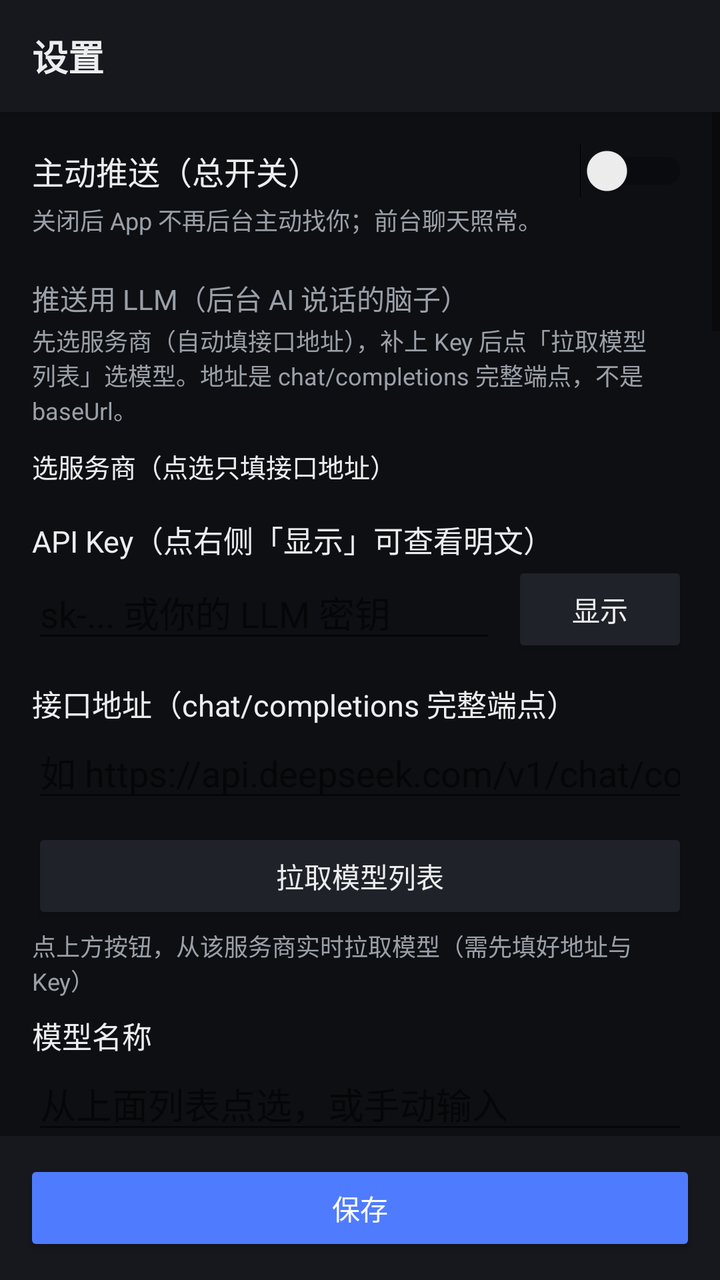
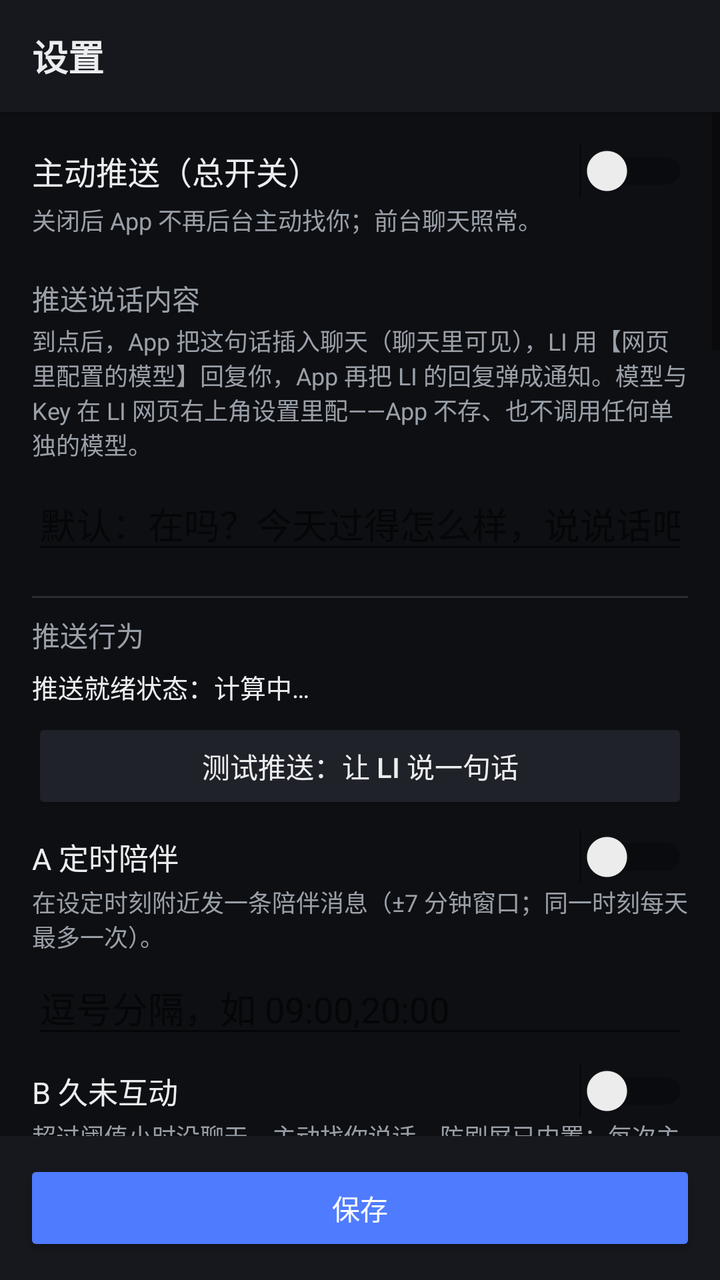

Before-and-after screenshots of an Android layout around one commit, followed by the original layout XML and the change that was made.
<!-- AndroidManifest.xml: application theme Theme.LI -->
<!-- res/layout/activity_settings.xml -->
<?xml version="1.0" encoding="utf-8"?>
<LinearLayout xmlns:android="http://schemas.android.com/apk/res/android"
    android:layout_width="match_parent"
    android:layout_height="match_parent"
    android:orientation="vertical"
    android:background="@color/bg">

    
    <androidx.appcompat.widget.Toolbar
        android:id="@+id/toolbar"
        android:layout_width="match_parent"
        android:layout_height="?attr/actionBarSize"
        android:background="@color/surface"
        android:elevation="4dp">

        <TextView
            android:layout_width="wrap_content"
            android:layout_height="wrap_content"
            android:text="@string/settings_title"
            android:textSize="18sp"
            android:textStyle="bold"
            android:textColor="@color/text_primary" />
    </androidx.appcompat.widget.Toolbar>

    <ScrollView
        android:layout_width="match_parent"
        android:layout_height="0dp"
        android:layout_weight="1"
        android:fillViewport="true">

        <LinearLayout
            android:orientation="vertical"
            android:layout_width="match_parent"
            android:layout_height="wrap_content"
            android:padding="16dp">

            
            <LinearLayout
                android:orientation="horizontal"
                android:gravity="center_vertical"
                android:layout_width="match_parent"
                android:layout_height="wrap_content">
                <TextView
                    android:text="主动推送（总开关）"
                    android:textSize="16sp"
                    android:textColor="@color/text_primary"
                    android:layout_weight="1"
                    android:layout_width="0dp"
                    android:layout_height="wrap_content" />
                <Switch
                    android:id="@+id/swEnabled"
                    android:contentDescription="主动推送总开关"
                    android:layout_width="wrap_content"
                    android:layout_height="wrap_content" />
            </LinearLayout>
            <TextView
                android:text="关闭后 App 不再后台主动找你；前台聊天照常。"
                android:textSize="12sp"
                android:textColor="@color/text_secondary"
                android:layout_marginTop="2dp"
                android:layout_width="match_parent"
                android:layout_height="wrap_content" />

            
            <TextView
                android:text="推送用 LLM（后台 AI 说话的脑子）"
                android:textSize="14sp"
                android:textColor="@color/text_secondary"
                android:layout_marginTop="20dp"
                android:layout_width="match_parent"
                android:layout_height="wrap_content" />
            <TextView
                android:text="先选服务商（自动填接口地址），补上 Key 后点「拉取模型列表」选模型。地址是 chat/completions 完整端点，不是 baseUrl。"
                android:textSize="12sp"
                android:textColor="@color/text_secondary"
                android:layout_marginTop="2dp"
                android:layout_width="match_parent"
                android:layout_height="wrap_content" />

            
            <TextView
                android:text="选服务商（点选只填接口地址）"
                android:textSize="13sp"
                android:textColor="@color/text_primary"
                android:layout_marginTop="10dp"
                android:layout_width="match_parent"
                android:layout_height="wrap_content" />
            <HorizontalScrollView
                android:layout_width="match_parent"
                android:layout_height="wrap_content"
                android:scrollbars="none"
                android:layout_marginTop="4dp">
                <LinearLayout
                    android:id="@+id/llPresets"
                    android:orientation="horizontal"
                    android:layout_width="wrap_content"
                    android:layout_height="wrap_content" />
            </HorizontalScrollView>

            <TextView android:text="API Key（点右侧「显示」可查看明文）" android:textSize="15sp" android:textColor="@color/text_primary" android:layout_marginTop="12dp" android:layout_width="match_parent" android:layout_height="wrap_content" />
            <LinearLayout
                android:orientation="horizontal"
                android:gravity="center_vertical"
                android:layout_width="match_parent"
                android:layout_height="wrap_content">
                <EditText android:id="@+id/etKey" android:hint="sk-... 或你的 LLM 密钥" android:inputType="textPassword" android:textColor="@color/text_primary" android:layout_weight="1" android:layout_width="0dp" android:layout_height="wrap_content" />
                <Button android:id="@+id/btnToggleKey" android:text="显示" android:backgroundTint="@color/surface_variant" android:textColor="@color/text_primary" android:layout_width="wrap_content" android:layout_height="wrap_content" android:layout_marginStart="8dp" />
            </LinearLayout>

            <TextView android:text="接口地址（chat/completions 完整端点）" android:textSize="15sp" android:textColor="@color/text_primary" android:layout_marginTop="12dp" android:layout_width="match_parent" android:layout_height="wrap_content" />
            <EditText android:id="@+id/etBase" android:hint="如 https://api.deepseek.com/v1/chat/completions（选服务商自动填，可改）" android:inputType="textUri" android:textColor="@color/text_primary" android:layout_width="match_parent" android:layout_height="wrap_content" />

            
            <Button
                android:id="@+id/btnFetchModels"
                android:text="拉取模型列表"
                android:layout_marginTop="8dp"
                android:backgroundTint="@color/surface_variant"
                android:textColor="@color/text_primary"
                android:layout_width="match_parent"
                android:layout_height="wrap_content" />
            <TextView
                android:id="@+id/tvModelHint"
                android:text="点上方按钮，从该服务商实时拉取模型（需先填好地址与 Key）"
                android:textSize="12sp"
                android:textColor="@color/text_secondary"
                android:layout_marginTop="2dp"
                android:layout_width="match_parent"
                android:layout_height="wrap_content" />
            <LinearLayout
                android:id="@+id/llModels"
                android:orientation="vertical"
                android:layout_width="match_parent"
                android:layout_height="wrap_content" />

            <TextView android:text="模型名称" android:textSize="15sp" android:textColor="@color/text_primary" android:layout_marginTop="8dp" android:layout_width="match_parent" android:layout_height="wrap_content" />
            <EditText android:id="@+id/etModel" android:hint="从上面列表点选，或手动输入" android:inputType="text" android:textColor="@color/text_primary" android:layout_width="match_parent" android:layout_height="wrap_content" />

            <CheckBox
                android:id="@+id/cbSyncWeb"
                android:text="填一次，两边通用：把上面的 Key 也用作 LI 前台聊天"
                android:textSize="13sp"
                android:textColor="@color/text_primary"
                android:layout_marginTop="10dp"
                android:layout_width="match_parent"
                android:layout_height="wrap_content" />

            
            <View android:layout_width="match_parent" android:layout_height="1dp" android:background="@color/divider" android:layout_marginTop="16dp" android:layout_marginBottom="8dp" />
            <TextView android:text="推送行为" android:textSize="14sp" android:textColor="@color/text_secondary" android:layout_width="match_parent" android:layout_height="wrap_content" />

            
            <TextView
                android:id="@+id/tvPushStatus"
                android:text="推送就绪状态：计算中…"
                android:textSize="13sp"
                android:textColor="@color/text_primary"
                android:layout_marginTop="6dp"
                android:layout_width="match_parent"
                android:layout_height="wrap_content" />
            <Button
                android:id="@+id/btnTestLlm"
                android:text="测试 LLM 连通"
                android:layout_marginTop="6dp"
                android:backgroundTint="@color/surface_variant"
                android:textColor="@color/text_primary"
                android:layout_width="match_parent"
                android:layout_height="wrap_content" />

            <LinearLayout android:orientation="horizontal" android:gravity="center_vertical" android:layout_width="match_parent" android:layout_height="wrap_content" android:layout_marginTop="8dp">
                <TextView android:text="A 定时陪伴" android:textSize="15sp" android:textColor="@color/text_primary" android:layout_weight="1" android:layout_width="0dp" android:layout_height="wrap_content" />
                <Switch android:id="@+id/swA" android:contentDescription="A 定时陪伴开关" android:layout_width="wrap_content" android:layout_height="wrap_content" />
            </LinearLayout>
            <TextView android:text="在设定时刻附近发一条陪伴消息（±7 分钟窗口；同一时刻每天最多一次）。" android:textSize="12sp" android:textColor="@color/text_secondary" android:layout_width="match_parent" android:layout_height="wrap_content" />
            <EditText android:id="@+id/etSchedule" android:hint="逗号分隔，如 09:00,20:00" android:inputType="text" android:textColor="@color/text_primary" android:layout_marginTop="4dp" android:layout_width="match_parent" android:layout_height="wrap_content" />

            <LinearLayout android:orientation="horizontal" android:gravity="center_vertical" android:layout_width="match_parent" android:layout_height="wrap_content" android:layout_marginTop="8dp">
                <TextView android:text="B 久未互动" android:textSize="15sp" android:textColor="@color/text_primary" android:layout_weight="1" android:layout_width="0dp" android:layout_height="wrap_content" />
                <Switch android:id="@+id/swB" android:contentDescription="B 久未互动开关" android:layout_width="wrap_content" android:layout_height="wrap_content" />
            </LinearLayout>
            <TextView android:text="超过阈值小时没聊天，主动找你说话。防刷屏已内置：每次主动找话后，须再间隔同样阈值小时才会再次打扰。"
                android:textSize="12sp" android:textColor="@color/text_secondary" android:layout_width="match_parent" android:layout_height="wrap_content" />
            <EditText android:id="@+id/etIdle" android:hint="超过几小时没聊就主动找话（默认 3）" android:inputType="numberDecimal" android:textColor="@color/text_primary" android:layout_marginTop="4dp" android:layout_width="match_parent" android:layout_height="wrap_content" />

            
            <View android:layout_width="match_parent" android:layout_height="1dp" android:background="@color/divider" android:layout_marginTop="16dp" android:layout_marginBottom="8dp" />
            <TextView android:text="推送机制（全透明）" android:textSize="14sp" android:textColor="@color/text_secondary" android:layout_width="match_parent" android:layout_height="wrap_content" />
            <TextView
                android:text="【谁在推送】App 自己，没有服务器。App 内置定时任务（WorkManager）每 15 分钟自问一次：该主动说话了吗？\n\n【怎么推送】\n每 15 分钟定时唤醒\n  ↓\nA 到点了？/ B 超时没聊了？（对应开关开启才判断）\n  ↓\n满足 → 调你填的 LLM 生成一句话\n  ↓\n发系统通知 → 记录时间（防刷屏）\n\n【触发条件】\n• A 定时：在设定时刻 ±7 分钟内，且当天该时刻还没发过\n• B 久未互动：超过阈值小时没聊天，且距上次主动推送也超过阈值小时\n\n【提示词（LLM 生成内容用的）】\n「你是 li，用户的 AI 伙伴，像朋友一样主动关心用户。不要提问，直接发一句温暖、简短（30字内）的话。」"
                android:textSize="12sp"
                android:textColor="@color/text_secondary"
                android:layout_marginTop="2dp"
                android:layout_width="match_parent"
                android:layout_height="wrap_content" />

            
            <View android:layout_width="match_parent" android:layout_height="1dp" android:background="@color/divider" android:layout_marginTop="16dp" android:layout_marginBottom="8dp" />
            <TextView android:text="云端语音（MiMo TTS）" android:textSize="14sp" android:textColor="@color/text_secondary" android:layout_width="match_parent" android:layout_height="wrap_content" />
            <TextView android:text="系统语音免费、无需 Key。想用更自然的「云端语音」才填这里——这是语音服务的 Key，和上面的 LLM Key 不是一回事。填完保存后返回主界面即生效；未填的地址/模型不会覆盖你在网页里已有的配置。"
                android:textSize="12sp" android:textColor="@color/text_secondary" android:layout_marginTop="2dp" android:layout_width="match_parent" android:layout_height="wrap_content" />

            <TextView android:text="云端语音 API Key（点右侧「显示」可查看明文）" android:textSize="15sp" android:textColor="@color/text_primary" android:layout_marginTop="12dp" android:layout_width="match_parent" android:layout_height="wrap_content" />
            <LinearLayout
                android:orientation="horizontal"
                android:gravity="center_vertical"
                android:layout_width="match_parent"
                android:layout_height="wrap_content">
                <EditText android:id="@+id/etTtsKey" android:hint="xiaomimimo 的 Key" android:inputType="textPassword" android:textColor="@color/text_primary" android:layout_weight="1" android:layout_width="0dp" android:layout_height="wrap_content" />
                <Button android:id="@+id/btnToggleTtsKey" android:text="显示" android:backgroundTint="@color/surface_variant" android:textColor="@color/text_primary" android:layout_width="wrap_content" android:layout_height="wrap_content" android:layout_marginStart="8dp" />
            </LinearLayout>

            <TextView android:text="接口地址（baseUrl，完整显示；留空=用网页已有配置）" android:textSize="15sp" android:textColor="@color/text_primary" android:layout_marginTop="12dp" android:layout_width="match_parent" android:layout_height="wrap_content" />
            <EditText android:id="@+id/etTtsBase" android:hint="完整地址如 https://api.xiaomimimo.com/v1（留空不覆盖）" android:inputType="textUri" android:textColor="@color/text_primary" android:layout_width="match_parent" android:layout_height="wrap_content" />

            <TextView android:text="模型（留空=用网页已有配置）" android:textSize="15sp" android:textColor="@color/text_primary" android:layout_marginTop="12dp" android:layout_width="match_parent" android:layout_height="wrap_content" />
            <EditText android:id="@+id/etTtsModel" android:hint="如 mimo-v2.5-tts（留空不覆盖）" android:inputType="text" android:textColor="@color/text_primary" android:layout_width="match_parent" android:layout_height="wrap_content" />

            
            <View android:layout_width="match_parent" android:layout_height="1dp" android:background="@color/divider" android:layout_marginTop="16dp" android:layout_marginBottom="8dp" />
            <TextView android:text="数据管理（你的信息掌控）" android:textSize="14sp" android:textColor="@color/text_secondary" android:layout_width="match_parent" android:layout_height="wrap_content" />
            <TextView
                android:id="@+id/tvDataInfo"
                android:text="你的全部数据都在 App 私有沙盒里（不联网、不进云）：\n• 聊天记录 / 网页聊天 Key / 云端语音 Key → LI 的网页存储（localStorage，键 liChatData_v2）\n• 推送 Key / 推送开关 / 阈值 / 时刻 → App 原生配置（shared_prefs）\n两套都在 /data/data/com.li.android/ 下，手机文件管理器翻不到（系统隔离），所以用本面板管理。"
                android:textSize="12sp"
                android:textColor="@color/text_secondary"
                android:layout_marginTop="2dp"
                android:layout_width="match_parent"
                android:layout_height="wrap_content" />

            
            <TextView
                android:id="@+id/tvStats"
                android:text="存储统计：打开一次 LI 后自动统计"
                android:textSize="13sp"
                android:textColor="@color/text_primary"
                android:layout_marginTop="8dp"
                android:layout_width="match_parent"
                android:layout_height="wrap_content" />

            
            <Button
                android:id="@+id/btnExport"
                android:text="导出聊天记录（写文件，PC 可通过 USB 取）"
                android:layout_marginTop="8dp"
                android:backgroundTint="@color/surface_variant"
                android:textColor="@color/text_primary"
                android:layout_width="match_parent"
                android:layout_height="wrap_content" />

            
            <Button
                android:id="@+id/btnToggleDanger"
                android:text="展开危险操作区 ▾（清空 / 重置，不可恢复）"
                android:layout_marginTop="12dp"
                android:backgroundTint="@color/danger"
                android:textColor="@android:color/white"
                android:layout_width="match_parent"
                android:layout_height="wrap_content" />
            <LinearLayout
                android:id="@+id/dangerContainer"
                android:layout_width="match_parent"
                android:layout_height="wrap_content"
                android:orientation="vertical"
                android:background="@drawable/bg_danger"
                android:padding="12dp"
                android:layout_marginTop="8dp"
                android:visibility="gone">
                <TextView
                    android:text="⚠️ 危险操作区（已展开）"
                    android:textColor="@color/danger"
                    android:textSize="14sp"
                    android:textStyle="bold"
                    android:layout_width="match_parent"
                    android:layout_height="wrap_content" />
                <TextView
                    android:text="以下操作写入队列，返回主界面后由 LI 自动执行，且不可恢复。"
                    android:textColor="@color/text_secondary"
                    android:textSize="12sp"
                    android:layout_marginTop="2dp"
                    android:layout_width="match_parent"
                    android:layout_height="wrap_content" />
                <Button android:id="@+id/btnClearChat" android:text="清空聊天记录" android:layout_marginTop="10dp" android:backgroundTint="@color/danger" android:textColor="@android:color/white" android:layout_width="match_parent" android:layout_height="wrap_content" />
                <Button android:id="@+id/btnResetAll" android:text="重置全部（清空 App + 网页）" android:layout_marginTop="8dp" android:backgroundTint="@color/danger" android:textColor="@android:color/white" android:layout_width="match_parent" android:layout_height="wrap_content" />
            </LinearLayout>

            
            <View android:layout_width="match_parent" android:layout_height="1dp" android:background="@color/divider" android:layout_marginTop="16dp" android:layout_marginBottom="8dp" />
            <TextView android:text="状态 / 权限" android:textSize="14sp" android:textColor="@color/text_secondary" android:layout_width="match_parent" android:layout_height="wrap_content" />

            <LinearLayout android:orientation="horizontal" android:gravity="center_vertical" android:layout_width="match_parent" android:layout_height="wrap_content" android:layout_marginTop="6dp">
                <TextView android:id="@+id/tvNotif" android:text="通知权限：检测中…" android:textSize="13sp" android:textColor="@color/text_primary" android:layout_weight="1" android:layout_width="0dp" android:layout_height="wrap_content" />
                <Button android:id="@+id/btnOpenNotif" android:text="去开启" android:backgroundTint="@color/surface_variant" android:textColor="@color/text_primary" android:layout_width="wrap_content" android:layout_height="wrap_content" />
            </LinearLayout>
            <LinearLayout android:orientation="horizontal" android:gravity="center_vertical" android:layout_width="match_parent" android:layout_height="wrap_content" android:layout_marginTop="6dp">
                <TextView android:id="@+id/tvBattery" android:text="电池豁免：检测中…" android:textSize="13sp" android:textColor="@color/text_primary" android:layout_weight="1" android:layout_width="0dp" android:layout_height="wrap_content" />
                <Button android:id="@+id/btnOpenBattery" android:text="去开启" android:backgroundTint="@color/surface_variant" android:textColor="@color/text_primary" android:layout_width="wrap_content" android:layout_height="wrap_content" />
            </LinearLayout>
            <Button android:id="@+id/btnTestPush" android:text="发一条测试推送" android:layout_marginTop="8dp" android:backgroundTint="@color/surface_variant" android:textColor="@color/text_primary" android:layout_width="match_parent" android:layout_height="wrap_content" />

            
            <View android:layout_width="match_parent" android:layout_height="1dp" android:background="@color/divider" android:layout_marginTop="16dp" android:layout_marginBottom="8dp" />
            <TextView android:text="关于" android:textSize="14sp" android:textColor="@color/text_secondary" android:layout_width="match_parent" android:layout_height="wrap_content" />
            <TextView android:id="@+id/tvAppVersion" android:text="本机应用版本：…" android:textSize="14sp" android:textColor="@color/text_primary" android:layout_width="match_parent" android:layout_height="wrap_content" />
            <TextView android:id="@+id/tvLiVersion" android:text="网页内核版本：…" android:textSize="14sp" android:textColor="@color/text_primary" android:layout_marginTop="4dp" android:layout_width="match_parent" android:layout_height="wrap_content" />
            <TextView android:id="@+id/tvUpdateStatus" android:text="更新状态：启动后自动检查" android:textSize="13sp" android:textColor="@color/text_secondary" android:layout_marginTop="4dp" android:layout_width="match_parent" android:layout_height="wrap_content" />
            <Button android:id="@+id/btnCheckUpdate" android:text="检查网页更新" android:layout_marginTop="8dp" android:backgroundTint="@color/surface_variant" android:textColor="@color/text_primary" android:layout_width="match_parent" android:layout_height="wrap_content" />

        </LinearLayout>
    </ScrollView>

    
    <LinearLayout
        android:layout_width="match_parent"
        android:layout_height="wrap_content"
        android:orientation="horizontal"
        android:background="@color/surface"
        android:padding="12dp"
        android:elevation="6dp">
        <Button
            android:id="@+id/btnSave"
            android:text="保存"
            android:layout_width="match_parent"
            android:backgroundTint="@color/brand"
            android:textColor="@android:color/white"
            android:layout_height="wrap_content" />
    </LinearLayout>
</LinearLayout>
<!-- resources referenced by this layout -->
<resources>
  <color name="bg">#0E0F13</color>
  <color name="brand">#4F7CFF</color>
  <color name="danger">#FF5A5F</color>
  <color name="divider">#2A2D34</color>
  <color name="surface">#16181D</color>
  <color name="surface_variant">#1F2228</color>
  <color name="text_primary">#ECEDEF</color>
  <color name="text_secondary">#9AA0A8</color>
  <!-- drawable bg_danger (drawable) -->
  <?xml version="1.0" encoding="utf-8"?>
  <shape xmlns:android="http://schemas.android.com/apk/res/android"
      android:shape="rectangle">
      <solid android:color="@color/danger_bg" />
      <stroke
          android:width="1dp"
          android:color="@color/danger" />
      <corners android:radius="12dp" />
  </shape>
  <string name="settings_title">设置</string>
  <style name="Theme.LI" parent="Theme.AppCompat.DayNight.NoActionBar" />
  <color name="danger_bg">#2A1416</color>
</resources>

<!-- the commit's change to res/layout/activity_settings.xml (unified diff, before → after) -->
@@ -63,85 +63,25 @@
 
             
             <TextView
-                android:text="推送用 LLM（后台 AI 说话的脑子）"
+                android:text="推送说话内容"
                 android:textSize="14sp"
                 android:textColor="@color/text_secondary"
                 android:layout_marginTop="20dp"
                 android:layout_width="match_parent"
                 android:layout_height="wrap_content" />
             <TextView
-                android:text="先选服务商（自动填接口地址），补上 Key 后点「拉取模型列表」选模型。地址是 chat/completions 完整端点，不是 baseUrl。"
-                android:textSize="12sp"
-                android:textColor="@color/text_secondary"
-                android:layout_marginTop="2dp"
-                android:layout_width="match_parent"
-                android:layout_height="wrap_content" />
-
-            
-            <TextView
-                android:text="选服务商（点选只填接口地址）"
-                android:textSize="13sp"
-                android:textColor="@color/text_primary"
-                android:layout_marginTop="10dp"
-                android:layout_width="match_parent"
-                android:layout_height="wrap_content" />
-            <HorizontalScrollView
-                android:layout_width="match_parent"
-                android:layout_height="wrap_content"
-                android:scrollbars="none"
-                android:layout_marginTop="4dp">
-                <LinearLayout
-                    android:id="@+id/llPresets"
-                    android:orientation="horizontal"
-                    android:layout_width="wrap_content"
-                    android:layout_height="wrap_content" />
-            </HorizontalScrollView>
-
-            <TextView android:text="API Key（点右侧「显示」可查看明文）" android:textSize="15sp" android:textColor="@color/text_primary" android:layout_marginTop="12dp" android:layout_width="match_parent" android:layout_height="wrap_content" />
-            <LinearLayout
-                android:orientation="horizontal"
-                android:gravity="center_vertical"
-                android:layout_width="match_parent"
-                android:layout_height="wrap_content">
-                <EditText android:id="@+id/etKey" android:hint="sk-... 或你的 LLM 密钥" android:inputType="textPassword" android:textColor="@color/text_primary" android:layout_weight="1" android:layout_width="0dp" android:layout_height="wrap_content" />
-                <Button android:id="@+id/btnToggleKey" android:text="显示" android:backgroundTint="@color/surface_variant" android:textColor="@color/text_primary" android:layout_width="wrap_content" android:layout_height="wrap_content" android:layout_marginStart="8dp" />
-            </LinearLayout>
-
-            <TextView android:text="接口地址（chat/completions 完整端点）" android:textSize="15sp" android:textColor="@color/text_primary" android:layout_marginTop="12dp" android:layout_width="match_parent" android:layout_height="wrap_content" />
-            <EditText android:id="@+id/etBase" android:hint="如 https://api.deepseek.com/v1/chat/completions（选服务商自动填，可改）" android:inputType="textUri" android:textColor="@color/text_primary" android:layout_width="match_parent" android:layout_height="wrap_content" />
-
-            
-            <Button
-                android:id="@+id/btnFetchModels"
-                android:text="拉取模型列表"
-                android:layout_marginTop="8dp"
-                android:backgroundTint="@color/surface_variant"
-                android:textColor="@color/text_primary"
-                android:layout_width="match_parent"
-                android:layout_height="wrap_content" />
-            <TextView
-                android:id="@+id/tvModelHint"
-                android:text="点上方按钮，从该服务商实时拉取模型（需先填好地址与 Key）"
-                android:textSize="12sp"
-                android:textColor="@color/text_secondary"
-                android:layout_marginTop="2dp"
-                android:layout_width="match_parent"
-                android:layout_height="wrap_content" />
-            <LinearLayout
-                android:id="@+id/llModels"
-                android:orientation="vertical"
-                android:layout_width="match_parent"
-                android:layout_height="wrap_content" />
-
-            <TextView android:text="模型名称" android:textSize="15sp" android:textColor="@color/text_primary" android:layout_marginTop="8dp" android:layout_width="match_parent" android:layout_height="wrap_content" />
-            <EditText android:id="@+id/etModel" android:hint="从上面列表点选，或手动输入" android:inputType="text" android:textColor="@color/text_primary" android:layout_width="match_parent" android:layout_height="wrap_content" />
-
-            <CheckBox
-                android:id="@+id/cbSyncWeb"
-                android:text="填一次，两边通用：把上面的 Key 也用作 LI 前台聊天"
-                android:textSize="13sp"
-                android:textColor="@color/text_primary"
-                android:layout_marginTop="10dp"
+                android:text="到点后，App 把这句话插入聊天（聊天里可见），LI 用【网页里配置的模型】回复你，App 再把 LI 的回复弹成通知。模型与 Key 在 LI 网页右上角设置里配——App 不存、也不调用任何单独的模型。"
+                android:textSize="12sp"
+                android:textColor="@color/text_secondary"
+                android:layout_marginTop="2dp"
+                android:layout_width="match_parent"
+                android:layout_height="wrap_content" />
+            <EditText
+                android:id="@+id/etSayText"
+                android:hint="默认：在吗？今天过得怎么样，说说话吧"
+                android:inputType="text"
+                android:textColor="@color/text_primary"
+                android:layout_marginTop="8dp"
                 android:layout_width="match_parent"
                 android:layout_height="wrap_content" />
 
@@ -159,8 +99,8 @@
                 android:layout_width="match_parent"
                 android:layout_height="wrap_content" />
             <Button
-                android:id="@+id/btnTestLlm"
-                android:text="测试 LLM 连通"
+                android:id="@+id/btnTestSay"
+                android:text="测试推送：让 li 说一句话"
                 android:layout_marginTop="6dp"
                 android:backgroundTint="@color/surface_variant"
                 android:textColor="@color/text_primary"
@@ -186,7 +126,7 @@
             <View android:layout_width="match_parent" android:layout_height="1dp" android:background="@color/divider" android:layout_marginTop="16dp" android:layout_marginBottom="8dp" />
             <TextView android:text="推送机制（全透明）" android:textSize="14sp" android:textColor="@color/text_secondary" android:layout_width="match_parent" android:layout_height="wrap_content" />
             <TextView
-                android:text="【谁在推送】App 自己，没有服务器。App 内置定时任务（WorkManager）每 15 分钟自问一次：该主动说话了吗？\n\n【怎么推送】\n每 15 分钟定时唤醒\n  ↓\nA 到点了？/ B 超时没聊了？（对应开关开启才判断）\n  ↓\n满足 → 调你填的 LLM 生成一句话\n  ↓\n发系统通知 → 记录时间（防刷屏）\n\n【触发条件】\n• A 定时：在设定时刻 ±7 分钟内，且当天该时刻还没发过\n• B 久未互动：超过阈值小时没聊天，且距上次主动推送也超过阈值小时\n\n【提示词（LLM 生成内容用的）】\n「你是 li，用户的 AI 伙伴，像朋友一样主动关心用户。不要提问，直接发一句温暖、简短（30字内）的话。」"
+                android:text="【谁在推送】App 自己，没有服务器。App 内置定时任务（WorkManager）每 15 分钟自问一次：该主动说话了吗？\n\n【怎么推送（完整流程）】\n每 15 分钟定时唤醒\n  ↓\nA 到点了？ / B 超时没聊了？（对应开关开启才判断）\n  ↓\n满足 → App 把「推送说话内容」插入聊天（聊天里可见）\n  ↓\nLI 用【网页里配置的模型】正常回复（和你在网页里聊天完全一样）\n  ↓\nApp 把 LI 的回复弹成通知 → 记录时间（防刷屏）\n\n【触发条件】\n• A 定时：在设定时刻 ±7 分钟内，且当天该时刻还没发过\n• B 久未互动：超过阈值小时没聊天，且距上次主动推送也超过阈值小时\n\n【模型在哪配】\nLI 网页右上角设置 → 聊天模型。网页里填的 Key/地址/模型就是推送用的模型——App 不存任何模型配置，所以模型改不了时请去网页设置。\n\n【生效前提】\n① 总开关开启 ② A 或 B 任一开启 ③ 网页已配置聊天模型（Key 非空）④ 通知权限已授权 ⑤ App 进程存活（被系统杀掉则无法推送，这是无服务器方案的固有边界）"
                 android:textSize="12sp"
                 android:textColor="@color/text_secondary"
                 android:layout_marginTop="2dp"
@@ -220,7 +160,7 @@
             <TextView android:text="数据管理（你的信息掌控）" android:textSize="14sp" android:textColor="@color/text_secondary" android:layout_width="match_parent" android:layout_height="wrap_content" />
             <TextView
                 android:id="@+id/tvDataInfo"
-                android:text="你的全部数据都在 App 私有沙盒里（不联网、不进云）：\n• 聊天记录 / 网页聊天 Key / 云端语音 Key → LI 的网页存储（localStorage，键 liChatData_v2）\n• 推送 Key / 推送开关 / 阈值 / 时刻 → App 原生配置（shared_prefs）\n两套都在 /data/data/com.li.android/ 下，手机文件管理器翻不到（系统隔离），所以用本面板管理。"
+                android:text="你的全部数据都在 App 私有沙盒里（不联网、不进云）：\n• 聊天记录 / 网页聊天 Key（含推送用的模型）/ 云端语音 Key → LI 的网页存储（localStorage，键 liChatData_v2）\n• 推送开关 / 说话内容 / 阈值 / 时刻 → App 原生配置（shared_prefs）\n两套都在 /data/data/com.li.android/ 下，手机文件管理器翻不到（系统隔离），所以用本面板管理。"
                 android:textSize="12sp"
                 android:textColor="@color/text_secondary"
                 android:layout_marginTop="2dp"
